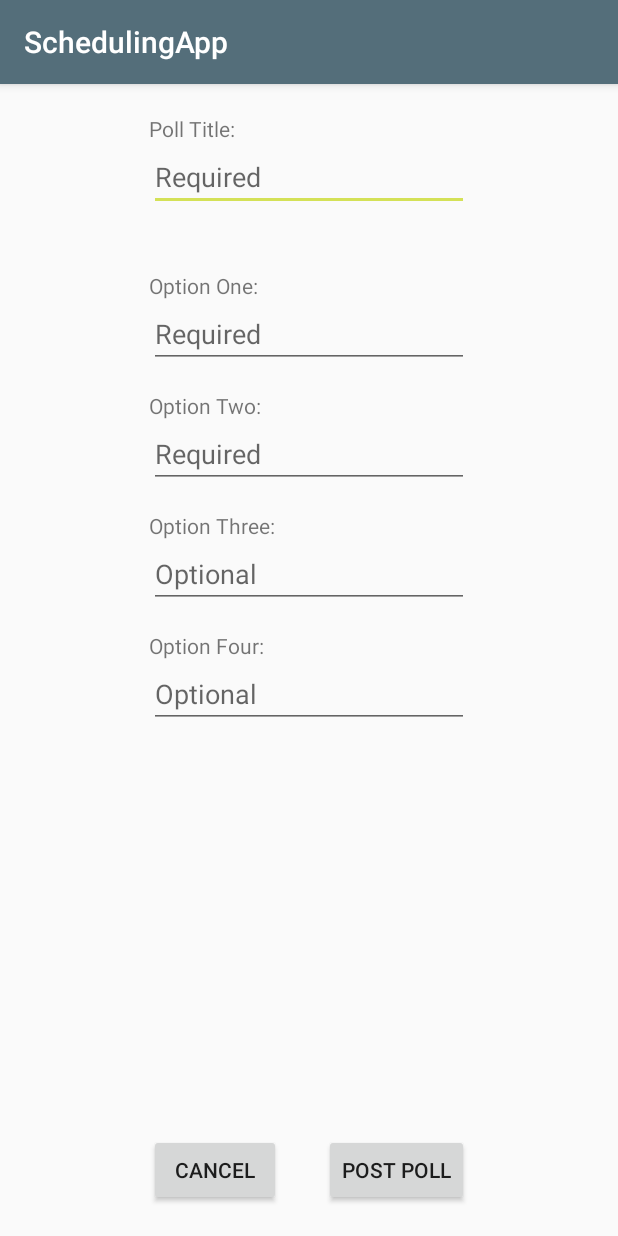
After one commit to FBU2k18/SchedulingApp, an Android app: the PostPollActivity screen opened directly, with no data from a screen before it, on a phone screen of 412 x 824 dp. The commit adds this screen. Run offline under Robolectric (Android 15) with nearby library versions, the phone set to English and light mode, and no system bars; our stand-ins replace Firebase (no records; nobody signed in at launch, a user with empty details on screens opened directly).

Commit message:
Added Polls

```diff
--- a/app/src/main/AndroidManifest.xml
+++ b/app/src/main/AndroidManifest.xml
@@ -44,7 +44,9 @@
         </provider>
 
         <activity android:name="com.emmabr.schedulingapp.PostPhotoActivity" />
-        <activity android:name="com.emmabr.schedulingapp.ViewPhotoActivity"></activity>
+        <activity android:name="com.emmabr.schedulingapp.ViewPhotoActivity" />
+        <activity android:name="com.emmabr.schedulingapp.PostPollActivity" />
+        <activity android:name="com.emmabr.schedulingapp.ViewPollActivity"></activity>
     </application>
 
 </manifest>
--- a/app/src/main/java/com/emmabr/schedulingapp/GroupActivity.java
+++ b/app/src/main/java/com/emmabr/schedulingapp/GroupActivity.java
@@ -153,7 +153,9 @@ public class GroupActivity extends AppCompatActivity {
         bAddPoll.setOnClickListener(new View.OnClickListener() {
             @Override
             public void onClick(View view) {
-
+                Intent intent = new Intent(GroupActivity.this, PostPollActivity.class);
+                intent.putExtra("groupID", groupID);
+                startActivity(intent);
             }
         });
         bTakePic = findViewById(R.id.bTakePic);
@@ -228,7 +230,9 @@ public class GroupActivity extends AppCompatActivity {
                             }
                         }
                     }
+                    String messageID = childData.getKey().toString();
                     Message message = new Message(userID, nickName, messageText, imageURL, pollTitle, optionOne, optionTwo, optionThree, optionFour, createdAt);
+                    message.setMessageID(messageID);
                     mMessages.add(message);
                     mMesssageAdapter.notifyItemInserted(mMessages.size() - 1);
                     rvMessageDisplay.scrollToPosition(mMessages.size() - 1);
--- /dev/null
+++ b/app/src/main/java/com/emmabr/schedulingapp/PostPollActivity.java
@@ -0,0 +1,85 @@
+package com.emmabr.schedulingapp;
+
+import android.content.Intent;
+import android.support.annotation.NonNull;
+import android.support.v7.app.AppCompatActivity;
+import android.os.Bundle;
+import android.view.View;
+import android.widget.Button;
+import android.widget.EditText;
+
+import com.emmabr.schedulingapp.Models.Message;
+import com.google.firebase.auth.FirebaseAuth;
+import com.google.firebase.database.DataSnapshot;
+import com.google.firebase.database.DatabaseError;
+import com.google.firebase.database.FirebaseDatabase;
+import com.google.firebase.database.ValueEventListener;
+
+import java.util.Date;
+
+import me.emmabr.schedulingapp.R;
+
+import static com.emmabr.schedulingapp.Models.Message.saveMessage;
+
+public class PostPollActivity extends AppCompatActivity {
+
+    String groupID;
+
+    EditText etPollTitle;
+    EditText etOptionOne;
+    EditText etOptionTwo;
+    EditText etOptionThree;
+    EditText etOptionFour;
+
+    Button bPostPoll;
+    Button bCancelPoll;
+
+    @Override
+    protected void onCreate(Bundle savedInstanceState) {
+        super.onCreate(savedInstanceState);
+        setContentView(R.layout.activity_post_poll);
+
+        groupID = getIntent().getStringExtra("groupID");
+
+        etPollTitle = findViewById(R.id.etPollTitle);
+        etOptionOne = findViewById(R.id.etOptionOne);
+        etOptionTwo = findViewById(R.id.etOptionTwo);
+        etOptionThree = findViewById(R.id.etOptionThree);
+        etOptionFour = findViewById(R.id.etOptionFour);
+
+        bPostPoll = findViewById(R.id.bPostPoll);
+        bPostPoll.setOnClickListener(new View.OnClickListener() {
+            @Override
+            public void onClick(View view) {
+                FirebaseDatabase.getInstance().getReference().child("users").child(FirebaseAuth.getInstance().getUid()).child("nickName").addValueEventListener(new ValueEventListener() {
+                    @Override
+                    public void onDataChange(@NonNull DataSnapshot dataSnapshot) {
+                        if ((!etPollTitle.getText().toString().equals("")) && (!etOptionOne.getText().toString().equals("")) && (!etOptionTwo.getText().toString().equals("")) && (!((!etOptionFour.getText().toString().equals("")) && etOptionThree.getText().toString().equals("")))) {
+                            Date date = new Date();
+                            Message message = new Message(FirebaseAuth.getInstance().getUid(), dataSnapshot.getValue().toString(), null, null, "Poll: " + etPollTitle.getText().toString(), etOptionOne.getText().toString(), etOptionTwo.getText().toString(), etOptionThree.getText().toString().equals("")?null:etOptionThree.getText().toString(), etOptionFour.getText().toString().equals("")?null:etOptionFour.getText().toString(), Long.toString(date.getTime()));
+                            saveMessage(message, groupID);
+                            Intent intent = new Intent(PostPollActivity.this, GroupActivity.class);
+                            intent.putExtra("groupID", groupID);
+                            startActivity(intent);
+                            finish();
+                        }
+                    }
+
+                    @Override
+                    public void onCancelled(@NonNull DatabaseError databaseError) {
+                    }
+                });
+            }
+        });
+        bCancelPoll = findViewById(R.id.bCancelPoll);
+        bCancelPoll.setOnClickListener(new View.OnClickListener() {
+            @Override
+            public void onClick(View view) {
+                Intent intent = new Intent(PostPollActivity.this, GroupActivity.class);
+                intent.putExtra("groupID", groupID);
+                startActivity(intent);
+                finish();
+            }
+        });
+    }
+}
--- a/app/src/main/java/com/emmabr/schedulingapp/TimeOptionAdapter.java
+++ b/app/src/main/java/com/emmabr/schedulingapp/TimeOptionAdapter.java
@@ -40,7 +40,7 @@ public class TimeOptionAdapter extends RecyclerView.Adapter<TimeOptionAdapter.Vi
         holder.tvVotes.setText(Integer.toString(time.getVotes()));
         //get current user
         if (time.getUpVoters().contains(new User("abc123")))
-            holder.rlOption.setBackgroundColor(Color.GREEN);
+            holder.rlOption.setBackgroundColor(context.getResources().getColor(R.color.colorAccent));
             //get current user again
         else if (time.getDownVoters().contains(new User("abc123")))
             holder.rlOption.setBackgroundColor(Color.RED);
--- a/app/src/main/res/layout/activity_group_creation.xml
+++ b/app/src/main/res/layout/activity_group_creation.xml
@@ -4,7 +4,7 @@
     xmlns:tools="http://schemas.android.com/tools"
     android:layout_width="match_parent"
     android:layout_height="match_parent"
-    tools:context=".GroupCreationActivity">
+    tools:context="com.emmabr.schedulingapp.GroupCreationActivity">
 
     <EditText
         android:id="@+id/etGroupName"
--- a/app/src/main/res/layout/activity_post_photo.xml
+++ b/app/src/main/res/layout/activity_post_photo.xml
@@ -25,7 +25,7 @@
         android:text="Post Image" />
 
     <Button
-        android:id="@+id/bCancel"
+        android:id="@+id/bCancelPic"
         android:layout_width="wrap_content"
         android:layout_height="wrap_content"
         android:layout_alignParentBottom="true"
--- /dev/null
+++ b/app/src/main/res/layout/activity_post_poll.xml
@@ -0,0 +1,121 @@
+<?xml version="1.0" encoding="utf-8"?>
+<RelativeLayout xmlns:android="http://schemas.android.com/apk/res/android"
+    xmlns:app="http://schemas.android.com/apk/res-auto"
+    xmlns:tools="http://schemas.android.com/tools"
+    android:layout_width="match_parent"
+    android:layout_height="match_parent"
+    tools:context="com.emmabr.schedulingapp.PostPollActivity">
+
+    <TextView
+        android:id="@+id/tvTitlePoll"
+        android:layout_width="wrap_content"
+        android:layout_height="wrap_content"
+        android:layout_alignParentTop="true"
+        android:layout_alignStart="@+id/tvOptionOne"
+        android:layout_marginTop="20dp"
+        android:text="Poll Title:" />
+
+    <TextView
+        android:id="@+id/tvOptionOne"
+        android:layout_width="wrap_content"
+        android:layout_height="wrap_content"
+        android:layout_alignStart="@+id/etOptionOne"
+        android:layout_below="@+id/etPollTitle"
+        android:layout_marginTop="40dp"
+        android:text="Option One:" />
+
+    <TextView
+        android:id="@+id/tvOptionTwo"
+        android:layout_width="wrap_content"
+        android:layout_height="wrap_content"
+        android:layout_alignStart="@+id/etOptionTwo"
+        android:layout_below="@+id/etOptionOne"
+        android:layout_marginTop="15dp"
+        android:text="Option Two:" />
+
+    <TextView
+        android:id="@+id/tvOptionThree"
+        android:layout_width="wrap_content"
+        android:layout_height="wrap_content"
+        android:layout_alignStart="@+id/etOptionThree"
+        android:layout_below="@+id/etOptionTwo"
+        android:layout_marginTop="15dp"
+        android:text="Option Three:" />
+
+    <TextView
+        android:id="@+id/tvOptionFour"
+        android:layout_width="wrap_content"
+        android:layout_height="wrap_content"
+        android:layout_alignStart="@+id/etOptionFour"
+        android:layout_below="@+id/etOptionThree"
+        android:layout_marginTop="15dp"
+        android:text="Option Four:" />
+
+    <EditText
+        android:id="@+id/etPollTitle"
+        android:layout_width="wrap_content"
+        android:layout_height="wrap_content"
+        android:layout_below="@+id/tvTitlePoll"
+        android:layout_centerHorizontal="true"
+        android:ems="10"
+        android:hint="Required"
+        android:inputType="textPersonName" />
+
+    <EditText
+        android:id="@+id/etOptionOne"
+        android:layout_width="wrap_content"
+        android:layout_height="wrap_content"
+        android:layout_below="@+id/tvOptionOne"
+        android:layout_centerHorizontal="true"
+        android:ems="10"
+        android:hint="Required"
+        android:inputType="textPersonName" />
+
+    <EditText
+        android:id="@+id/etOptionTwo"
+        android:layout_width="wrap_content"
+        android:layout_height="wrap_content"
+        android:layout_below="@+id/tvOptionTwo"
+        android:layout_centerHorizontal="true"
+        android:ems="10"
+        android:hint="Required"
+        android:inputType="textPersonName" />
+
+    <EditText
+        android:id="@+id/etOptionThree"
+        android:layout_width="wrap_content"
+        android:layout_height="wrap_content"
+        android:layout_below="@+id/tvOptionThree"
+        android:layout_centerHorizontal="true"
+        android:ems="10"
+        android:hint="Optional"
+        android:inputType="textPersonName" />
+
+    <EditText
+        android:id="@+id/etOptionFour"
+        android:layout_width="wrap_content"
+        android:layout_height="wrap_content"
+        android:layout_below="@+id/tvOptionFour"
+        android:layout_centerHorizontal="true"
+        android:ems="10"
+        android:hint="Optional"
+        android:inputType="textPersonName" />
+
+    <Button
+        android:id="@+id/bPostPoll"
+        android:layout_width="wrap_content"
+        android:layout_height="wrap_content"
+        android:layout_alignEnd="@+id/etPollTitle"
+        android:layout_alignParentBottom="true"
+        android:layout_marginBottom="20dp"
+        android:text="Post Poll" />
+
+    <Button
+        android:id="@+id/bCancelPoll"
+        android:layout_width="wrap_content"
+        android:layout_height="wrap_content"
+        android:layout_alignStart="@+id/tvTitlePoll"
+        android:layout_alignTop="@+id/bPostPoll"
+        android:text="Cancel" />
+
+</RelativeLayout>
--- a/app/src/main/res/layout/activity_register.xml
+++ b/app/src/main/res/layout/activity_register.xml
@@ -4,7 +4,7 @@
     xmlns:tools="http://schemas.android.com/tools"
     android:layout_width="match_parent"
     android:layout_height="match_parent"
-    tools:context=".RegisterActivity"
+    tools:context="com.emmabr.schedulingapp.RegisterActivity"
     android:background="#FFFFFF">
 
     <EditText
--- a/app/src/main/res/layout/activity_splash.xml
+++ b/app/src/main/res/layout/activity_splash.xml
@@ -4,7 +4,7 @@
     xmlns:tools="http://schemas.android.com/tools"
     android:layout_width="match_parent"
     android:layout_height="match_parent"
-    tools:context=".SplashActivity"
+    tools:context="com.emmabr.schedulingapp.SplashActivity"
     android:background="@color/colorPrimaryDark">
 
     <ImageView
--- a/app/src/main/res/layout/activity_view_photo.xml
+++ b/app/src/main/res/layout/activity_view_photo.xml
@@ -4,7 +4,7 @@
     xmlns:tools="http://schemas.android.com/tools"
     android:layout_width="match_parent"
     android:layout_height="match_parent"
-    tools:context=".ViewPhotoActivity">
+    tools:context="com.emmabr.schedulingapp.ViewPhotoActivity">
 
     <ImageView
         android:id="@+id/ivPic"
```
Also changed, not shown: app/src/main/java/com/emmabr/schedulingapp/BitmapScaler.java (added, +20 -0 lines), app/src/main/java/com/emmabr/schedulingapp/MessageAdapter.java (+28 -23 lines), app/src/main/java/com/emmabr/schedulingapp/Models/Message.java (+9 -0 lines), app/src/main/java/com/emmabr/schedulingapp/PostPhotoActivity.java (+5 -22 lines), app/src/main/java/com/emmabr/schedulingapp/ViewPhotoActivity.java (+3 -17 lines), app/src/main/java/com/emmabr/schedulingapp/ViewPollActivity.java (added, +217 -0 lines), app/src/main/res/layout/activity_login.xml (+46 -17 lines), app/src/main/res/layout/activity_view_poll.xml (added, +51 -0 lines), app/src/main/res/layout/item_message.xml (+5 -2 lines).
